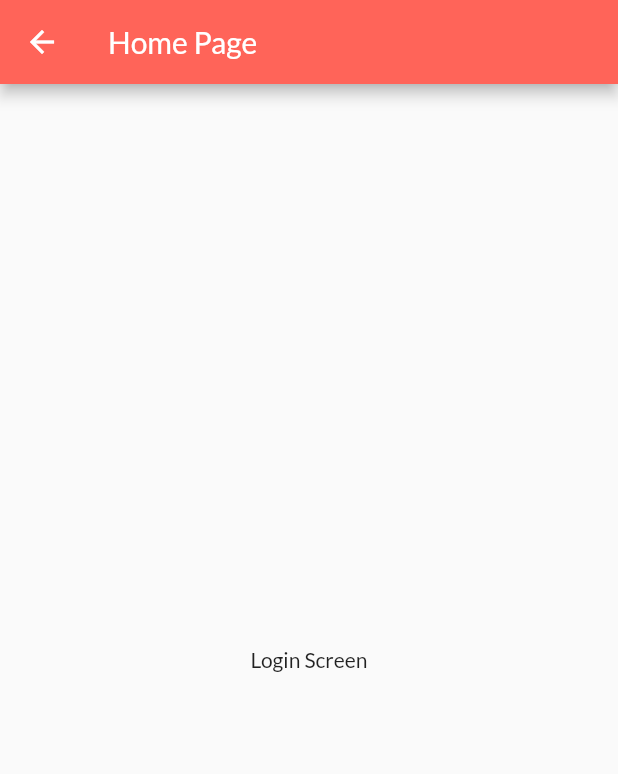
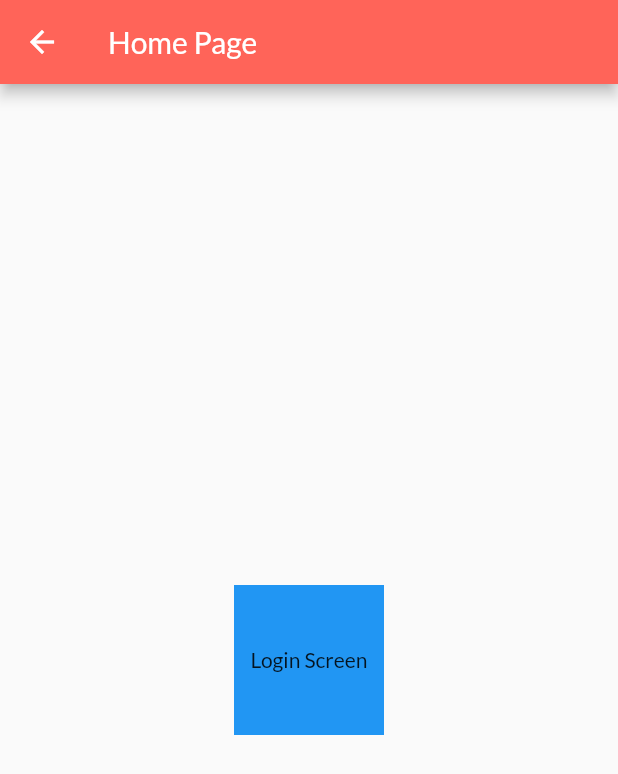
Before and after one commit to MonikaBhasin7/flutternoob, a Flutter app: the screen it shows after launch, after a tap on "Go to Login Screen", on a phone screen of 412 x 824 dp. Shown: the top 774 px of the screen. Run offline on Flutter 3.47's test engine with Material 2 defaults, Android fonts, the phone set to English and light mode, and no system bars; our stand-ins replace google_fonts.

Commit message:
InkWell, onTap AnimatedConatiner, Icons, Animation according to condition

```diff
--- a/lib/pages/login_page.dart
+++ b/lib/pages/login_page.dart
@@ -1,6 +1,12 @@
 import 'package:flutter/material.dart';
 
-class LoginPage extends StatelessWidget {
+class LoginPage extends StatefulWidget {
+  @override
+  State<LoginPage> createState() => _LoginPageState();
+}
+
+class _LoginPageState extends State<LoginPage> {
+  var containerPressed = false;
   @override
   Widget build(BuildContext context) {
     return Scaffold(
@@ -9,8 +15,25 @@ class LoginPage extends StatelessWidget {
         backgroundColor: Color.fromARGB(255, 255, 100, 89),
       ),
       body: Center(
-        child: Container(
-          child: const Text("Login Screen"),
+        child: InkWell(
+          onTap: () {
+            containerPressed = true;
+            setState(() {});
+          },
+          child: AnimatedContainer(
+              width: containerPressed ? 50 : 100,
+              height: 100,
+              color: Colors.blue,
+              duration: const Duration(seconds: 1),
+              alignment: Alignment.center,
+              child: containerPressed
+                  ? const Icon(
+                      Icons.done,
+                      color: Colors.white,
+                    )
+                  : const Center(
+                      child: Text("Login Screen"),
+                    )),
         ),
       ),
     );
```
